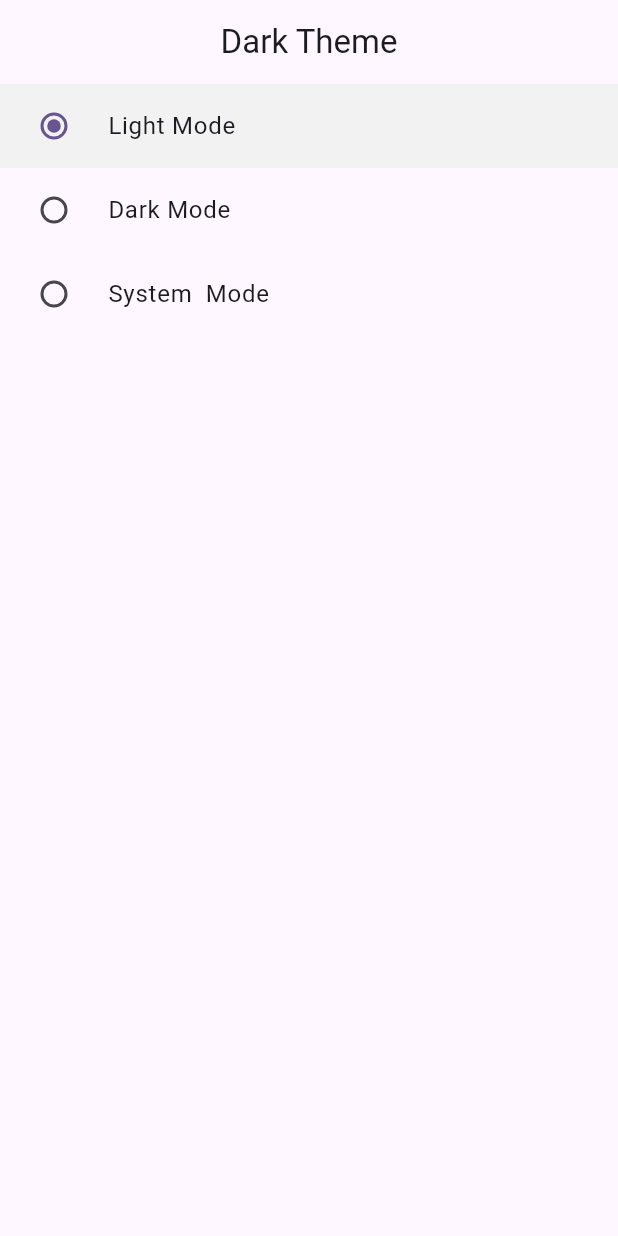
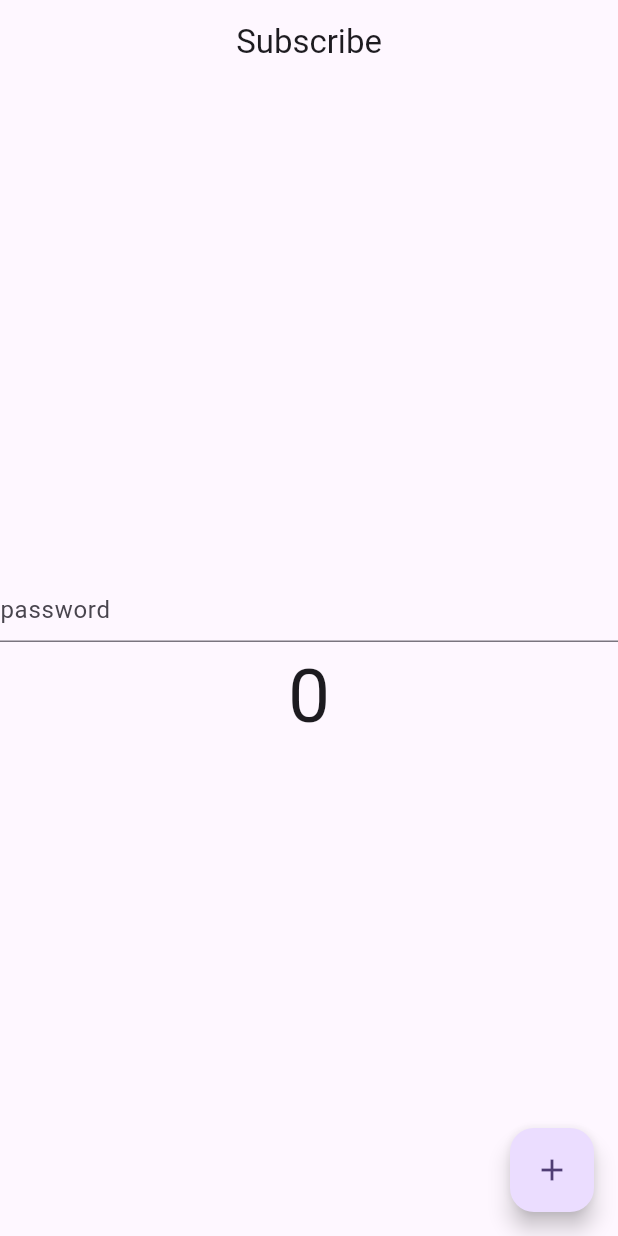
Before and after one commit to sm-aminul-islam/Provider_State_Mangement, a Flutter app: the screen it shows after launch, on a phone screen of 412 x 824 dp. Run offline on Flutter 3.47's test engine with Material 3 defaults, Android fonts, the phone set to English and light mode, and no system bars.

```diff
--- /dev/null
+++ b/provider_state/lib/Screen/value_notify_listener.dart
@@ -0,0 +1,59 @@
+import 'package:flutter/material.dart';
+
+class NotifyListenerScreen extends StatelessWidget {
+  NotifyListenerScreen({super.key});
+
+  ValueNotifier<int> _counter = ValueNotifier<int>(0);
+  ValueNotifier<bool> _toggle = ValueNotifier<bool>(true);
+
+  @override
+  Widget build(BuildContext context) {
+    return Scaffold(
+      appBar: AppBar(
+        title: Text("Subscribe"),
+        centerTitle: true,
+      ),
+      body: Column(
+        mainAxisAlignment: MainAxisAlignment.center,
+        crossAxisAlignment: CrossAxisAlignment.center,
+        children: [
+          ValueListenableBuilder(
+              valueListenable: _toggle,
+              builder: (context, value, child) {
+                return TextField(
+                  obscureText: _toggle.value,
+                  decoration: InputDecoration(
+                    hintText: "password",
+                    suffix: InkWell(
+                        onTap: () {
+                          _toggle.value = !_toggle.value;
+                        },
+                        child: Icon(_toggle.value
+                            ? Icons.visibility_off_outlined
+                            : Icons.visibility)),
+                  ),
+                );
+              }),
+          Center(
+              child: ValueListenableBuilder(
+                  valueListenable: _counter,
+                  builder: (context, value, child) {
+                    return Text(
+                      _counter.value.toString(),
+                      style: TextStyle(
+                        fontSize: 50,
+                      ),
+                    );
+                  })),
+        ],
+      ),
+      floatingActionButton: FloatingActionButton(
+        onPressed: () {
+          _counter.value++;
+          print(_counter.value.toString());
+        },
+        child: Icon(Icons.add),
+      ),
+    );
+  }
+}
--- a/provider_state/lib/main.dart
+++ b/provider_state/lib/main.dart
@@ -8,6 +8,7 @@ import 'package:provider_state/Provider/favourite_provider.dart';
 import 'package:provider_state/Screen/dark_theme.dart';
 import 'package:provider_state/Screen/exampleOneScreen.dart';
 import 'package:provider_state/Screen/favourite_screen.dart';
+import 'package:provider_state/Screen/value_notify_listener.dart';
 
 void main() {
   runApp(const MyApp());
@@ -42,7 +43,7 @@ class MyApp extends StatelessWidget {
               useMaterial3: true,
             ),
             debugShowCheckedModeBanner: false,
-            home: DarkThemeScreen(),
+            home: NotifyListenerScreen(),
           );
         }));
   }
```
